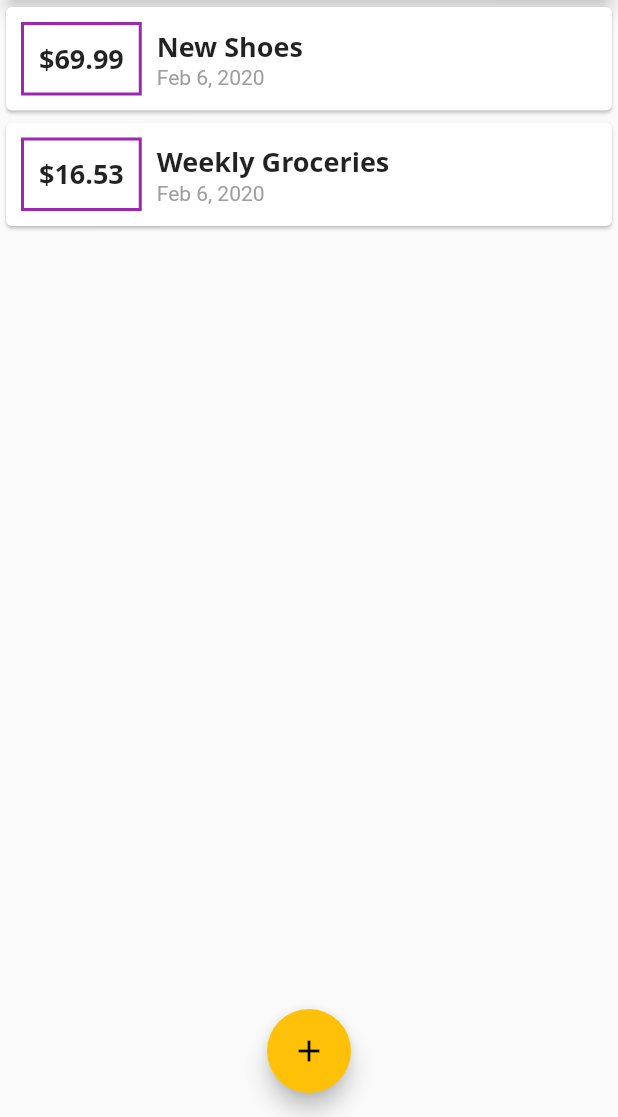
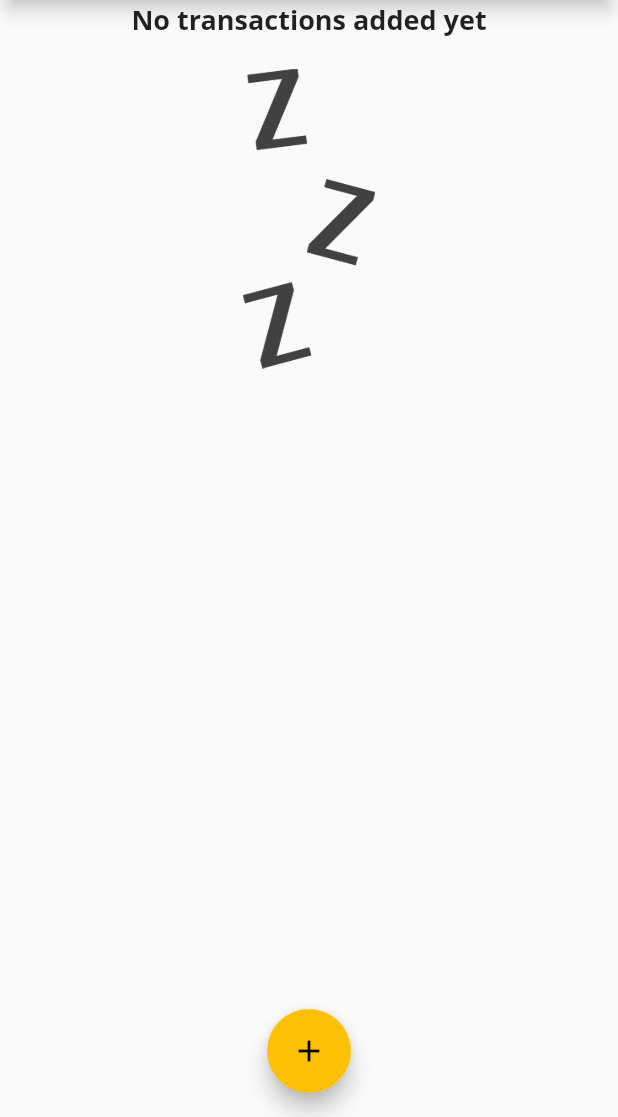
Before and after one commit to KishoreKoushik/ExpensePlanner, a Flutter app: the screen it shows after launch, on a phone screen of 412 x 824 dp, the part 119-1236 px from its top. Run offline on Flutter 3.47's test engine with Material 2 defaults, Android fonts, the phone set to English and light mode, and no system bars.

```diff
--- a/lib/main.dart
+++ b/lib/main.dart
@@ -44,17 +44,17 @@ class MyHomePage extends StatefulWidget {
 
 class _MyHomePageState extends State<MyHomePage> {
   final List<Transaction> _userTransactions = [
-    Transaction(
-      id: 't1',
-      title: 'New Shoes',
-      amount: 69.99,
-      date: DateTime.now(),
-    ),
-    Transaction(
-        id: 't2',
-        title: 'Weekly Groceries',
-        amount: 16.53,
-        date: DateTime.now()),
+    // Transaction(
+    //   id: 't1',
+    //   title: 'New Shoes',
+    //   amount: 69.99,
+    //   date: DateTime.now(),
+    // ),
+    // Transaction(
+    //     id: 't2',
+    //     title: 'Weekly Groceries',
+    //     amount: 16.53,
+    //     date: DateTime.now()),
   ];
 
   void _addNewTransaction(String txTitle, double txAmount) {
--- a/lib/widgets/transaction_list.dart
+++ b/lib/widgets/transaction_list.dart
@@ -12,7 +12,25 @@ class TransactionList extends StatelessWidget {
   Widget build(BuildContext context) {
     return Container(
       height: 300,
-      child: ListView.builder(
+      child: transactions.isEmpty
+          ? Column(
+              children: <Widget>[
+                Text(
+                  'No transactions added yet',
+                  style: Theme.of(context).textTheme.title,
+                ),
+                SizedBox(
+                  height: 20,
+                ),
+                Container(
+                    height: 200,
+                    child: Image.asset(
+                      'assets/images/waiting.png',
+                      fit: BoxFit.cover,
+                    ))
+              ],
+            )
+          : ListView.builder(
               itemBuilder: (ctx, index) {
                 return Card(
                   child: Row(
--- a/pubspec.yaml
+++ b/pubspec.yaml
@@ -42,8 +42,8 @@ flutter:
   uses-material-design: true
 
   # To add assets to your application, add an assets section, like this:
-  # assets:
-  #  - images/a_dot_burr.jpeg
+  assets:
+   - assets/images/waiting.png
   #  - images/a_dot_ham.jpeg
 
   # An image asset can refer to one or more resolution-specific "variants", see
```
Also changed, not shown: assets/images/waiting.png (added). Lines whose indentation alone changed are shown as unchanged.
